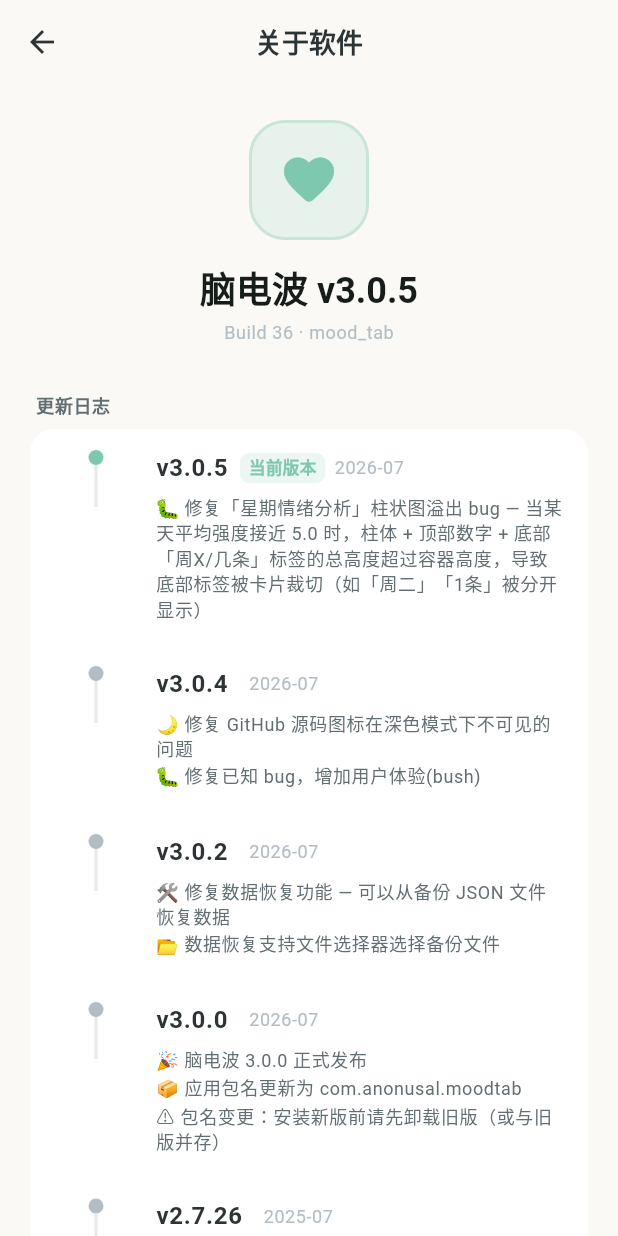
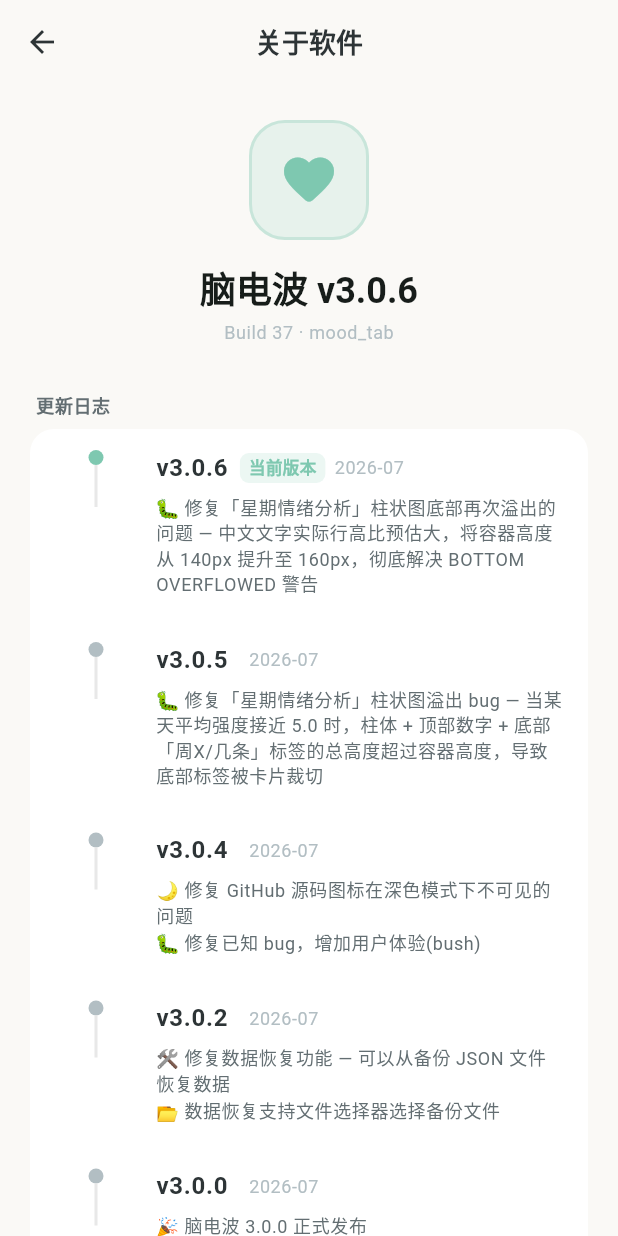
Before and after one commit to AnonUsAl/mood-tab, a Flutter app: the SoftwareInfoPage screen opened directly, on a phone screen of 412 x 824 dp. Run offline on Flutter 3.47's test engine with Material 3 defaults, Android fonts, the phone set to English and light mode, and no system bars; our stand-ins replace file_picker, fl_chart, flutter_local_notifications, google_fonts, image_picker, package_info_plus and 6 more; accounts and stored records are empty.

Commit message:
fix: 加固星期情绪分析柱状图，容器高度 140→160px (v3.0.6)
上次的 v3.0.5 把柱体缩到 88px，但中文文字实际行高比预估
大，仍触发 BOTTOM OVERFLOWED BY 2.0 PIXELS。本次直接把容器
高度从 140 提升到 160，为文字区域留出充足安全边距，5.0
满柱时也能完整显示顶部数字和底部「周X/几条」。

```diff
--- a/lib/pages/software_info_page.dart
+++ b/lib/pages/software_info_page.dart
@@ -153,12 +153,19 @@ class _SoftwareInfoPageState extends State<SoftwareInfoPage> {
   Widget _buildChangelogCard(bool isDark) {
     final versions = [
       _ChangelogEntry(
+        version: 'v3.0.6',
+        date: '2026-07',
+        changes: [
+          '🐛 修复「星期情绪分析」柱状图底部再次溢出的问题 — 中文文字实际行高比预估大，将容器高度从 140px 提升至 160px，彻底解决 BOTTOM OVERFLOWED 警告',
+        ],
+        isLatest: true,
+      ),
+      _ChangelogEntry(
         version: 'v3.0.5',
         date: '2026-07',
         changes: [
-          '🐛 修复「星期情绪分析」柱状图溢出 bug — 当某天平均强度接近 5.0 时，柱体 + 顶部数字 + 底部「周X/几条」标签的总高度超过容器高度，导致底部标签被卡片裁切（如「周二」「1条」被分开显示）',
+          '🐛 修复「星期情绪分析」柱状图溢出 bug — 当某天平均强度接近 5.0 时，柱体 + 顶部数字 + 底部「周X/几条」标签的总高度超过容器高度，导致底部标签被卡片裁切',
         ],
-        isLatest: true,
       ),
       _ChangelogEntry(
         version: 'v3.0.4',
--- a/lib/pages/stats_page.dart
+++ b/lib/pages/stats_page.dart
@@ -858,8 +858,9 @@ class _StatsPageState extends State<StatsPage> {
           ),
           const SizedBox(height: 20),
           // 柱状图
+          // 高度 160：88px 最大柱体 + 约 60px 顶部数字/底部标签区域 + 安全边距
           SizedBox(
-            height: 140,
+            height: 160,
             child: Row(
               crossAxisAlignment: CrossAxisAlignment.end,
               children: weekdayLabels.map((label) {
--- a/pubspec.yaml
+++ b/pubspec.yaml
@@ -1,7 +1,7 @@
 name: mood_tab
 description: "mood-tab 是一款专注于治愈与陪伴的跨平台个人情绪记录软件。本地数据库存储，100% 不上传云端。"
 publish_to: 'none'
-version: 3.0.5+36
+version: 3.0.6+37
 
 environment:
   sdk: ^3.5.0
```
